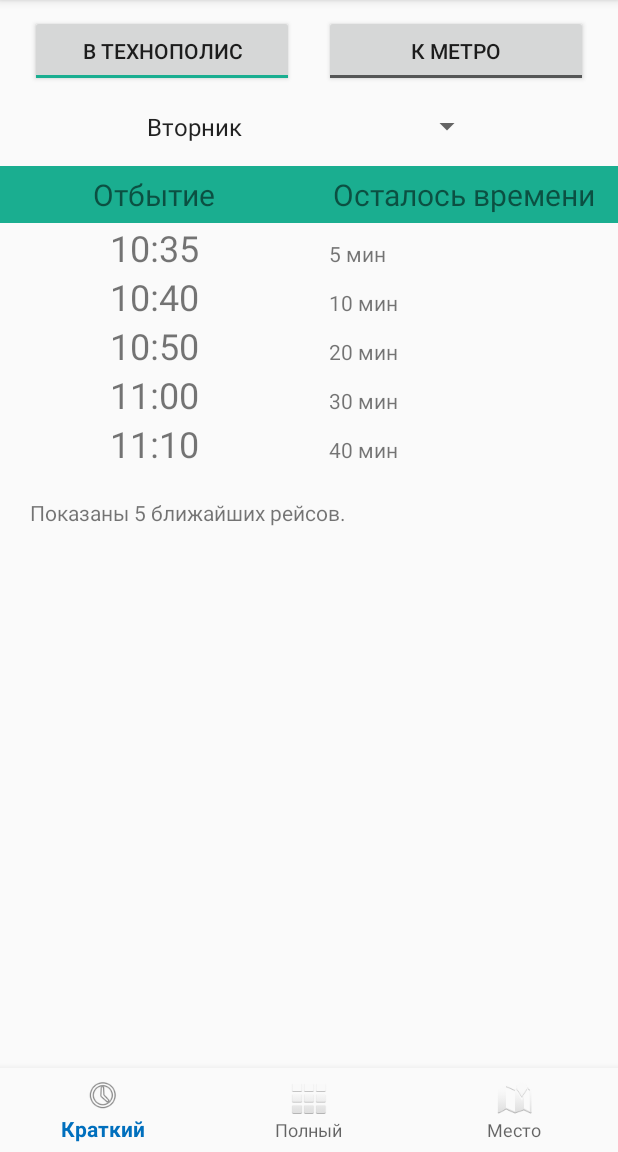
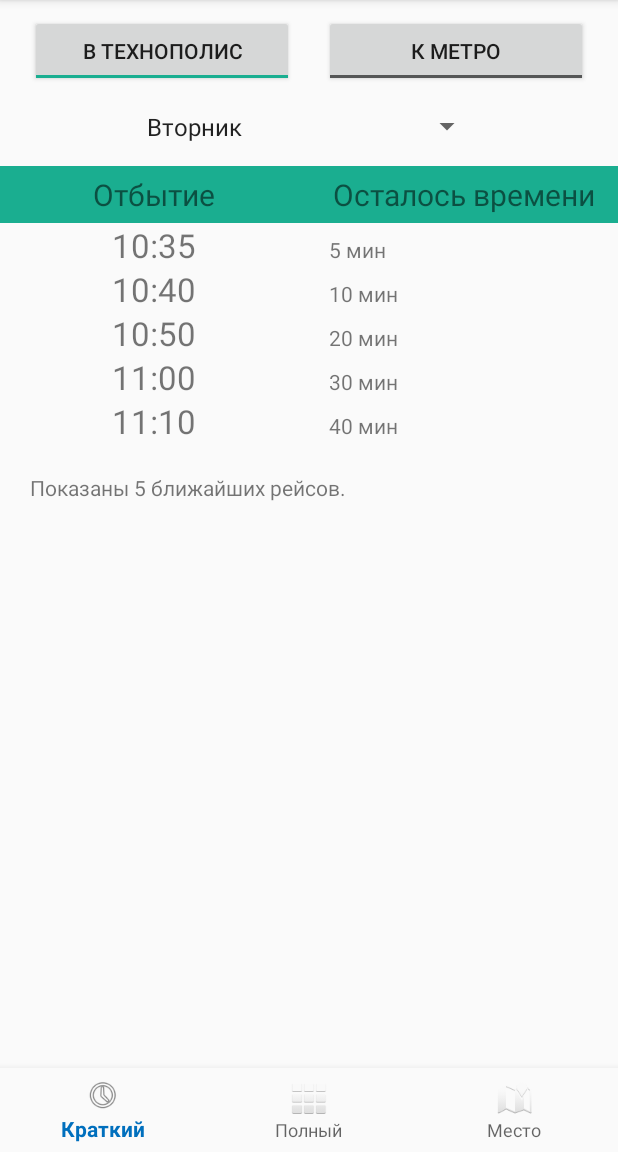
Before and after one commit to Donutellko/TechnopolisShuttle, an Android app: the screen it shows after launch (MainActivity), on a phone screen of 412 x 824 dp, the part 84-1236 px from its top. Run offline under Robolectric (Android 15) with nearby library versions, the phone set to English and light mode, and no system bars.

Commit message:
Changing text size, updating widget

```diff
--- a/app/src/main/java/com/donutellko/technopolisshuttle/FullScheduleView.java
+++ b/app/src/main/java/com/donutellko/technopolisshuttle/FullScheduleView.java
@@ -19,7 +19,6 @@ import com.donutellko.technopolisshuttle.DataLoader.STime;
 
 import static com.donutellko.technopolisshuttle.DataLoader.getCurrentTime;
 import static com.donutellko.technopolisshuttle.DataLoader.firstIsBefore;
-import static com.donutellko.technopolisshuttle.MainActivity.settings;
 import static com.donutellko.technopolisshuttle.MainActivity.timeTable;
 
 public class FullScheduleView extends SView {
@@ -39,7 +38,7 @@ public class FullScheduleView extends SView {
 	@Override
 	public void prepareView() {
 		showPastCheckBox = view.findViewById(R.id.view_past);
-		showPastCheckBox.setChecked(settings.showPast);
+		showPastCheckBox.setChecked(Settings.singleton.showPast);
 		showPastCheckBox.setOnCheckedChangeListener(mOnShowPastChangedListener);
 
 		content = view.findViewById(R.id.content);
@@ -65,7 +64,7 @@ public class FullScheduleView extends SView {
 				from = new ArrayList<>(),
 				to = new ArrayList<>();
 
-		if (settings.showPast) {
+		if (Settings.singleton.showPast) {
 			int max = timeTable.from.length;
 			if (timeTable.to.length > max) max = timeTable.to.length;
 			for (int i = 0; i < max; i++) {
@@ -105,6 +104,7 @@ public class FullScheduleView extends SView {
 		if (cell == null) text.setText("");
 		else {
 			String commentsDays = makeDays(cell.mask);
+			text.setTextSize(Settings.singleton.textSize);
 			text.setText(cell.time.hour + ":" + (cell.time.min <= 9 ? "0" : "") + cell.time.min); //TODO: format
 			setComments(commentsDays, row, toTech ? R.id.layout_to_tech : R.id.layout_from_tech);
 			if (firstIsBefore(cell.time, currentTime) || !cell.worksAt(currentTime.weekday))
@@ -165,7 +165,7 @@ public class FullScheduleView extends SView {
 		@Override
 		public void onCheckedChanged(CompoundButton compoundButton, boolean b) {
 			Log.i("listener", "showPast changed");
-			settings.showPast = compoundButton.isChecked();
+			Settings.singleton.showPast = compoundButton.isChecked();
 			updateView();
 		}
 	};
--- a/app/src/main/java/com/donutellko/technopolisshuttle/MainActivity.java
+++ b/app/src/main/java/com/donutellko/technopolisshuttle/MainActivity.java
@@ -56,7 +56,6 @@ public class MainActivity extends AppCompatActivity {
 	static SettingsView settingsView;
 
 	public static LayoutInflater layoutInflater;
-	public static Settings settings = Settings.singleton;
 
 	static ColorStateList defaultColors;
 
@@ -70,7 +69,7 @@ public class MainActivity extends AppCompatActivity {
 		applicationContext = getApplicationContext();
 		getWindow = getWindow();
 
-		if (settings.loadPreferences(applicationContext))
+		if (Settings.singleton.loadPreferences(applicationContext))
 			Log.i("Preferences", "loaded");
 		else
 			Log.i("Preferences", "not found");
@@ -95,7 +94,7 @@ public class MainActivity extends AppCompatActivity {
 
 		getUpdateTimer(500).start(); // запускаем автообновление значений каждые (параметр) миллисекунд
 
-		changeView(settings.currentState);
+		changeView(Settings.singleton.currentState);
 	}
 
 	@Override
@@ -105,9 +104,9 @@ public class MainActivity extends AppCompatActivity {
 	}
 
 	public static void viewNotifier(String s) {
-		if (settings.noSnackbar)
+		if (Settings.singleton.noSnackbar)
 			return;
-		if (settings.showToast)
+		if (Settings.singleton.showToast)
 			viewToast(s);
 		else
 			viewSnackbar(s);
@@ -134,9 +133,9 @@ public class MainActivity extends AppCompatActivity {
 	private void checkUpdatedTimeTable() {
 		if (needtoUpdateTimeTable) {
 			needtoUpdateTimeTable = false;
-			if (settings.currentState == MainActivity.State.FULL_VIEW)
+			if (Settings.singleton.currentState == MainActivity.State.FULL_VIEW)
 				fullView.updateView();
-			else if (settings.currentState == State.SHORT_VIEW)
+			else if (Settings.singleton.currentState == State.SHORT_VIEW)
 				shortView.updateView();
 		}
 	}
@@ -151,7 +150,7 @@ public class MainActivity extends AppCompatActivity {
 				dataLoader.updateJsonOnline();
 				return true;
 			case R.id.action_settings:
-				settings.currentState = State.SETTINGS_VIEW;
+				Settings.singleton.currentState = State.SETTINGS_VIEW;
 				setContent(settingsView);
 				navigation.setVisibility(View.INVISIBLE);
 				return true;
@@ -160,8 +159,8 @@ public class MainActivity extends AppCompatActivity {
 				navigation.setItemTextColor(ColorStateList.valueOf(Color.GRAY));
 				navigation.setItemIconTintList(ColorStateList.valueOf(Color.GRAY));
 
-				settings.currentState = State.ACTION_WEB;
-				browserIntent = new Intent(Intent.ACTION_VIEW, Uri.parse((settings.serverIp != null ? settings.serverIp : "http://188.134.12.107:8081") + "/index.html"));
+				Settings.singleton.currentState = State.ACTION_WEB;
+				browserIntent = new Intent(Intent.ACTION_VIEW, Uri.parse((Settings.singleton.serverIp != null ? Settings.singleton.serverIp : "http://188.134.12.107:8081") + "/index.html"));
 				startActivity(browserIntent);
 				return true;
 			case R.id.action_change:
@@ -179,7 +178,7 @@ public class MainActivity extends AppCompatActivity {
 				navigation.setItemTextColor(ColorStateList.valueOf(Color.GRAY));
 				navigation.setItemIconTintList(ColorStateList.valueOf(Color.GRAY));
 
-				settings.currentState = State.HELP_VIEW;
+				Settings.singleton.currentState = State.HELP_VIEW;
 				webView = new WebView(this);
 				webView.getSettings().setSupportZoom(true);
 				webView.getSettings().setBuiltInZoomControls(true);
@@ -198,7 +197,7 @@ public class MainActivity extends AppCompatActivity {
 				navigation.setItemTextColor(ColorStateList.valueOf(Color.GRAY));
 				navigation.setItemIconTintList(ColorStateList.valueOf(Color.GRAY));
 
-				settings.currentState = State.ABOUT_VIEW;
+				Settings.singleton.currentState = State.ABOUT_VIEW;
 				viewNotifier("Not available yet");
 				return true;
 			default:
@@ -215,7 +214,7 @@ public class MainActivity extends AppCompatActivity {
 
 	@Override
 	public void onPause() {
-		settings.savePreferences(getApplicationContext());
+		Settings.singleton.savePreferences(getApplicationContext());
 		super.onPause();
 	}
 
@@ -225,7 +224,10 @@ public class MainActivity extends AppCompatActivity {
 
 	@Override
 	public void onBackPressed() {
-		if (settings.currentState == State.FULL_VIEW || settings.currentState == State.SHORT_VIEW || settings.currentState == State.MAP_VIEW) {
+		if (
+				Settings.singleton.currentState == State.FULL_VIEW
+						|| Settings.singleton.currentState == State.SHORT_VIEW
+						|| Settings.singleton.currentState == State.MAP_VIEW) {
 			long time = Calendar.getInstance().getTimeInMillis();
 			if (time - backPressedTime < LENGTH_SHORT)
 				super.onBackPressed();
@@ -253,7 +255,7 @@ public class MainActivity extends AppCompatActivity {
 			@Override
 			public void onTick(long millisUntilFinished) {
 				checkUpdatedTimeTable();
-				switch (MainActivity.settings.currentState) {
+				switch (Settings.singleton.currentState) {
 					case SHORT_VIEW:
 						navigation.setItemTextColor(defaultColors);
 						navigation.setItemIconTintList(defaultColors);
@@ -319,7 +321,7 @@ public class MainActivity extends AppCompatActivity {
 	};
 
 	private void loadView(State state) {
-		settings.currentState = state;
+		Settings.singleton.currentState = state;
 		switch (state) {
 			case SHORT_VIEW:
 				setContent(shortView);
--- a/app/src/main/java/com/donutellko/technopolisshuttle/Settings.java
+++ b/app/src/main/java/com/donutellko/technopolisshuttle/Settings.java
@@ -18,7 +18,7 @@ public class Settings {
 	public MainActivity.State currentState = MainActivity.State.SHORT_VIEW;
 	public boolean showPast = true;
 	public boolean showTo = true; // не сохранять!
-	public float distanceToShowFrom = 2;
+	//public float distanceToShowFrom = 2;
 	public boolean showToast = false;
 	public boolean noSnackbar = false;
 	public String serverIpContainerAddress = "http://freetexthost.com/ppk46tkyqd"; //"http://192.168.0.100:8081"; // "http://188.134.12.107:8081";
@@ -26,20 +26,22 @@ public class Settings {
 	public String jsonLastSync = "2017.07.14 14:54";
 	public String serverIp = null;
 	public int connection_timeout = 500;
+	public float textSize = 22;
 
 	// названия, под которыми сохраняется
 	private String
 			countToShowOnShort_s = "countToShowOnShort_s",
 			currentState_s = "currentState",
 			showPast_s = "showPast",
-			distanceToShowFrom_s = "distanceToShowFrom",
+			//distanceToShowFrom_s = "distanceToShowFrom",
 			jsonCached_s = "jsonCached",
 			showToast_s = "showToast",
 			noSnackbar_s = "noSnackbar",
 			serverIpContainerAddress_s = "serverIpContainerAddress",
 			serverIp_s = "serverIp",
 			connection_timeout_s = "connection_timeout",
-			jsonLastSync_s = "jsonLastSync";
+			jsonLastSync_s = "jsonLastSync",
+			textSize_s = "textSize";
 
 
 	public boolean loadPreferences(Context context) {
@@ -49,7 +51,7 @@ public class Settings {
 				sp.getInt(currentState_s, currentState.ordinal())];
 		countToShowOnShort = sp.getInt(countToShowOnShort_s, countToShowOnShort);
 		showPast = sp.getBoolean(showPast_s, showPast);
-		distanceToShowFrom = sp.getFloat(distanceToShowFrom_s, distanceToShowFrom);
+		//distanceToShowFrom = sp.getFloat(distanceToShowFrom_s, distanceToShowFrom);
 		jsonCached = sp.getString(jsonCached_s, jsonCached);
 		showToast = sp.getBoolean(showToast_s, showToast);
 		noSnackbar = sp.getBoolean(noSnackbar_s, noSnackbar);
@@ -57,6 +59,7 @@ public class Settings {
 		jsonLastSync = sp.getString(jsonLastSync_s, jsonLastSync);
 		serverIp = sp.getString(serverIp_s, serverIp);
 		connection_timeout = sp.getInt(connection_timeout_s, connection_timeout);
+		textSize = sp.getFloat(textSize_s, textSize);
 
 		Log.i("loadPreferences()", "loaded " + currentState.name() + ":" + currentState.ordinal());
 		return true;
@@ -76,6 +79,7 @@ public class Settings {
 		sp.putString(serverIpContainerAddress_s, serverIpContainerAddress);
 		sp.putString(jsonLastSync_s, jsonLastSync);
 		sp.putInt(connection_timeout_s, connection_timeout);
+		sp.putFloat(textSize_s, textSize);
 		if (serverIp != null)
 			sp.putString(serverIp_s, serverIp);
 
--- a/app/src/main/java/com/donutellko/technopolisshuttle/SettingsView.java
+++ b/app/src/main/java/com/donutellko/technopolisshuttle/SettingsView.java
@@ -14,8 +14,7 @@ import android.widget.LinearLayout;
 
 public class SettingsView extends SView {
 	int LAYOUT_RESOURCE = R.layout.settings_layout;
-	Settings settings = Settings.singleton;
-	EditText countOnShort, technoRadius, serverIpContainerAddress, timeout;
+	EditText countOnShort, textSize, serverIpContainerAddress, timeout;
 	Button resetButton, saveButton, closeButton;
 	CheckBox noSnackbar, useToast;
 
@@ -31,16 +30,16 @@ public class SettingsView extends SView {
 	public void prepareView() {
 
 		serverIpContainerAddress = view.findViewById(R.id.server_ip);
-		serverIpContainerAddress.setText(settings.serverIpContainerAddress + "");
+		serverIpContainerAddress.setText(Settings.singleton.serverIpContainerAddress + "");
 
 		timeout = view.findViewById(R.id.timeout);
-		timeout.setText(settings.connection_timeout + "");
+		timeout.setText(Settings.singleton.connection_timeout + "");
 
 		countOnShort = view.findViewById(R.id.count_to_show_on_short);
-		countOnShort.setText(settings.countToShowOnShort + "");
+		countOnShort.setText(Settings.singleton.countToShowOnShort + "");
 
-		technoRadius = view.findViewById(R.id.techno_radius);
-		technoRadius.setText(settings.distanceToShowFrom + "");
+		textSize = view.findViewById(R.id.text_size);
+		textSize.setText(Settings.singleton.textSize + "");
 
 
 		noSnackbar = view.findViewById(R.id.no_snackbar);
@@ -76,7 +75,7 @@ public class SettingsView extends SView {
 	private Button.OnClickListener resetListener = new Button.OnClickListener() {
 		@Override
 		public void onClick(View view) {
-			settings.reset();
+			Settings.singleton.reset();
 			MainActivity.viewNotifier("Настройки сброшены!");
 			prepareView();
 			MainActivity.setContent(MainActivity.settingsView);
@@ -86,11 +85,12 @@ public class SettingsView extends SView {
 	private Button.OnClickListener saveListener = new Button.OnClickListener() { //TODO: нормальная проверка
 		@Override
 		public void onClick(View view) {
-			if (technoRadius.getText().toString().equals("") || technoRadius.getText().toString().equals(""))
+			if (textSize.getText().toString().equals("") || textSize.getText().toString().equals(""))
 				MainActivity.viewNotifier("Введены некорректные значения");
 			else {
 				MainActivity.getWindow.setSoftInputMode(WindowManager.LayoutParams.SOFT_INPUT_STATE_ALWAYS_HIDDEN);
-				settings.distanceToShowFrom = Float.parseFloat(technoRadius.getText() + "");
+				Settings settings = Settings.singleton;
+				settings.textSize = Float.parseFloat(textSize.getText() + "");
 				settings.connection_timeout = Integer.parseInt(timeout.getText() + "");
 				settings.countToShowOnShort = Integer.parseInt(countOnShort.getText() + "");
 				settings.serverIpContainerAddress = serverIpContainerAddress.getText().toString();
@@ -116,14 +116,14 @@ public class SettingsView extends SView {
 	private View.OnClickListener noSnackbarListener = new View.OnClickListener() {
 		@Override
 		public void onClick(View view) {
-			settings.singleton.noSnackbar = noSnackbar.isChecked();
+			Settings.singleton.singleton.noSnackbar = noSnackbar.isChecked();
 		}
 	};
 
 	private View.OnClickListener useToastListener = new View.OnClickListener() {
 		@Override
 		public void onClick(View view) {
-			settings.singleton.showToast = useToast.isChecked();
+			Settings.singleton.singleton.showToast = useToast.isChecked();
 		}
 	};
 }
--- a/app/src/main/java/com/donutellko/technopolisshuttle/ShortScheduleView.java
+++ b/app/src/main/java/com/donutellko/technopolisshuttle/ShortScheduleView.java
@@ -25,7 +25,6 @@ public class ShortScheduleView extends SView {
 			TOGGLE_FROM = R.id.toggle_from;
 	private int weekdaySelected;
 	private TableLayout table;
-	private Settings settings = Settings.singleton;
 
 	ToggleButton toggleTo, toggleFrom;
 
@@ -50,11 +49,11 @@ public class ShortScheduleView extends SView {
 
 		toggleTo = view.findViewById(TOGGLE_TO);
 		toggleTo.setOnClickListener(toggleToListener);
-		toggleTo.setChecked(settings.showTo);
+		toggleTo.setChecked(Settings.singleton.showTo);
 
 		toggleFrom = view.findViewById(TOGGLE_FROM);
 		toggleFrom.setOnClickListener(toggleFromListener);
-		toggleFrom.setChecked(!settings.showTo);
+		toggleFrom.setChecked(!Settings.singleton.showTo);
 
 		Spinner weekdaysSpinner = view.findViewById(R.id.spinner_weekdays);
 		ArrayAdapter<CharSequence> adapter =
@@ -71,13 +70,13 @@ public class ShortScheduleView extends SView {
 	public void updateView() {
 		DataLoader.STime now = getCurrentTime();
 
-		settings.showTo = toggleTo.isChecked();
+		Settings.singleton.showTo = toggleTo.isChecked();
 		table.removeAllViews();
 
 		List<TimeTable.ScheduleElement> after =
-				MainActivity.timeTable.getTimeAfter(now, settings.showTo, weekdaySelected);
+				MainActivity.timeTable.getTimeAfter(now, Settings.singleton.showTo, weekdaySelected);
 
-		for (int i = 0; i < Math.min(after.size(), settings.countToShowOnShort); i++)
+		for (int i = 0; i < Math.min(after.size(), Settings.singleton.countToShowOnShort); i++)
 			table.addView(getTimeLeftRow(after.get(i), now));
 
 		TableRow ending = new TableRow(context);
@@ -91,8 +90,8 @@ public class ShortScheduleView extends SView {
 		if (after.size() == 0) {
 			ending_text.setText("Cегодня автобусов в этом направлении больше нет.");
 			table.removeAllViews();
-		} else if (after.size() >= settings.countToShowOnShort - 1)
-			ending_text.setText("Показаны " + settings.countToShowOnShort + " ближайших рейсов.");
+		} else if (after.size() >= Settings.singleton.countToShowOnShort - 1)
+			ending_text.setText("Показаны " + Settings.singleton.countToShowOnShort + " ближайших рейсов.");
 		else {
 			ending_text.setText("Больше нет рейсов на сегодня.");
 		}
@@ -111,7 +110,9 @@ public class ShortScheduleView extends SView {
 		}
 
 		View row = View.inflate(context, R.layout.short_row, null);
-		((TextView) row.findViewById(R.id.time)).setText(t.time.hour + ":" + (t.time.min <= 9 ? "0" : "") + t.time.min);
+		TextView textView = row.findViewById(R.id.time);
+		textView.setText(t.time.hour + ":" + (t.time.min <= 9 ? "0" : "") + t.time.min);
+		textView.setTextSize(Settings.singleton.textSize);
 		((TextView) row.findViewById(R.id.timeleft)).setText(timeLeft);
 
 		return row;
--- a/app/src/main/res/layout/settings_layout.xml
+++ b/app/src/main/res/layout/settings_layout.xml
@@ -91,10 +91,10 @@
             android:layout_weight="1"
             android:padding="5dp"
             android:paddingLeft="10dp"
-            android:text="Радиус окрестностей бизнес-центра в километрах"/>
+            android:text="Размер текста"/>
 
         <EditText
-            android:id="@+id/techno_radius"
+            android:id="@+id/text_size"
             android:layout_width="102dp"
             android:layout_height="wrap_content"
             android:ems="10"
```
Also changed, not shown: app/src/main/java/com/donutellko/technopolisshuttle/MyWidget.java (+40 -25 lines), app/src/main/res/layout/my_widget.xml (+52 -59 lines).
